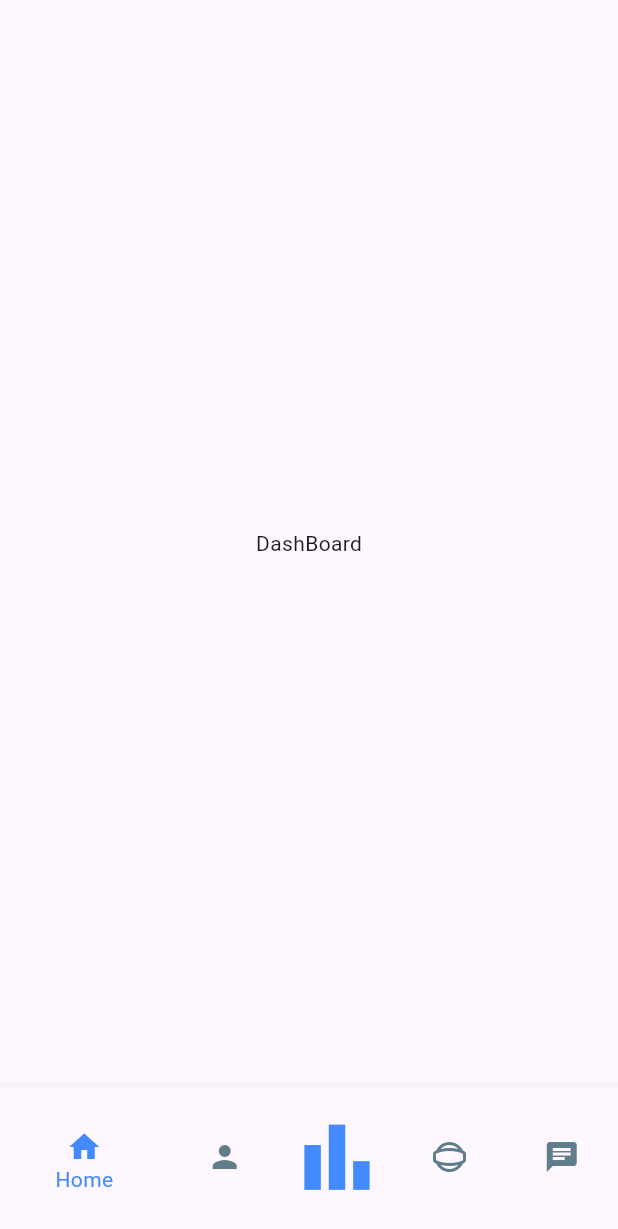
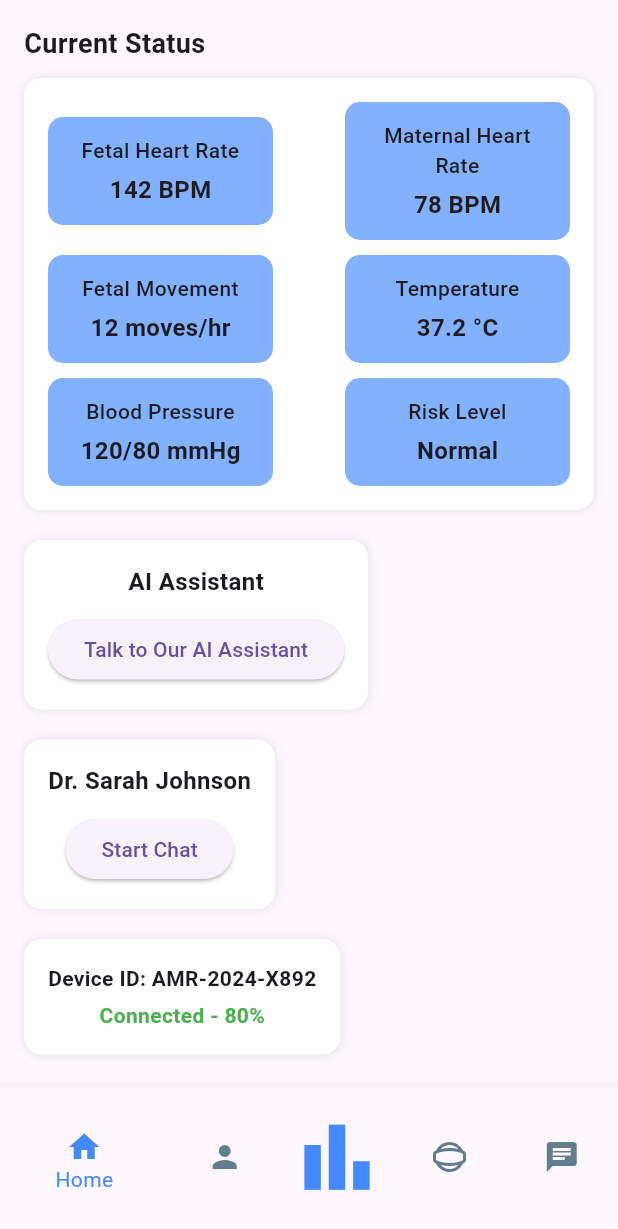
Before and after one commit to chalindu19/NOVALITH, a Flutter app: the screen it shows after launch, after a tap on "Login", on a phone screen of 412 x 824 dp. Shown: the top 1229 px of the screen. Run offline on Flutter 3.47's test engine with Material 3 defaults, Android fonts, the phone set to English and light mode, and no system bars; our stand-ins replace google_fonts.

Commit message:
Create the dash board of the mobile application

```diff
--- a/Software/novalith/lib/navigations/dashboard.dart
+++ b/Software/novalith/lib/navigations/dashboard.dart
@@ -1,18 +1,161 @@
 import 'package:flutter/material.dart';
 
-class Dashboard extends StatefulWidget {
-  const Dashboard({super.key});
-
-  @override
-  State<Dashboard> createState() => _DashboardState();
-}
-
-class _DashboardState extends State<Dashboard> {
+class Dashboard extends StatelessWidget {
   @override
   Widget build(BuildContext context) {
-    return const Scaffold(
-      body: Center(
-        child: Text("DashBoard"),
+    return Scaffold(
+      body: SingleChildScrollView(
+        padding: EdgeInsets.all(16.0),
+        child: Column(
+          crossAxisAlignment: CrossAxisAlignment.start,
+          children: [
+            Text(
+              "Current Status",
+              style: TextStyle(fontSize: 18, fontWeight: FontWeight.bold),
+            ),
+            SizedBox(height: 10),
+            Container(
+              padding: EdgeInsets.all(16),
+              decoration: BoxDecoration(
+                color: Colors.white,
+                borderRadius: BorderRadius.circular(12),
+                boxShadow: [
+                  BoxShadow(color: Colors.grey.shade300, blurRadius: 5)
+                ],
+              ),
+              child: Column(
+                children: [
+                  Row(
+                    mainAxisAlignment: MainAxisAlignment.spaceBetween,
+                    children: [
+                      _buildStatusCard("Fetal Heart Rate", "142 BPM"),
+                      _buildStatusCard("Maternal Heart Rate", "78 BPM"),
+                    ],
+                  ),
+                  SizedBox(height: 10),
+                  Row(
+                    mainAxisAlignment: MainAxisAlignment.spaceBetween,
+                    children: [
+                      _buildStatusCard("Fetal Movement", "12 moves/hr"),
+                      _buildStatusCard("Temperature", "37.2 °C"),
+                    ],
+                  ),
+                  SizedBox(height: 10),
+                  Row(
+                    mainAxisAlignment: MainAxisAlignment.spaceBetween,
+                    children: [
+                      _buildStatusCard("Blood Pressure", "120/80 mmHg"),
+                      _buildStatusCard("Risk Level", "Normal"),
+                    ],
+                  ),
+                ],
+              ),
+            ),
+            SizedBox(height: 20),
+            _buildAISection(),
+            SizedBox(height: 20),
+            _buildDoctorContact(),
+            SizedBox(height: 20),
+            _buildDeviceInfo(),
+          ],
+        ),
+      ),
+    );
+  }
+
+  Widget _buildStatusCard(String title, String value) {
+    return Container(
+      width: 150,
+      padding: EdgeInsets.all(12),
+      decoration: BoxDecoration(
+        color: Colors.blueAccent.shade100,
+        borderRadius: BorderRadius.circular(10),
+      ),
+      child: Column(
+        children: [
+          Text(
+            title,
+            style: TextStyle(fontSize: 14, fontWeight: FontWeight.w500),
+            textAlign: TextAlign.center,
+          ),
+          SizedBox(height: 5),
+          Text(
+            value,
+            style: TextStyle(fontSize: 16, fontWeight: FontWeight.bold),
+          ),
+        ],
+      ),
+    );
+  }
+
+  Widget _buildAISection() {
+    return Container(
+      padding: EdgeInsets.all(16),
+      decoration: BoxDecoration(
+        color: Colors.white,
+        borderRadius: BorderRadius.circular(12),
+        boxShadow: [BoxShadow(color: Colors.grey.shade300, blurRadius: 5)],
+      ),
+      child: Column(
+        children: [
+          Text(
+            "AI Assistant",
+            style: TextStyle(fontSize: 16, fontWeight: FontWeight.bold),
+          ),
+          SizedBox(height: 10),
+          ElevatedButton(
+            onPressed: () {},
+            child: Text("Talk to Our AI Assistant"),
+          ),
+        ],
+      ),
+    );
+  }
+
+  Widget _buildDoctorContact() {
+    return Container(
+      padding: EdgeInsets.all(16),
+      decoration: BoxDecoration(
+        color: Colors.white,
+        borderRadius: BorderRadius.circular(12),
+        boxShadow: [BoxShadow(color: Colors.grey.shade300, blurRadius: 5)],
+      ),
+      child: Column(
+        children: [
+          Text(
+            "Dr. Sarah Johnson",
+            style: TextStyle(fontSize: 16, fontWeight: FontWeight.bold),
+          ),
+          SizedBox(height: 10),
+          ElevatedButton(
+            onPressed: () {},
+            child: Text("Start Chat"),
+          ),
+        ],
+      ),
+    );
+  }
+
+  Widget _buildDeviceInfo() {
+    return Container(
+      padding: EdgeInsets.all(16),
+      decoration: BoxDecoration(
+        color: Colors.white,
+        borderRadius: BorderRadius.circular(12),
+        boxShadow: [BoxShadow(color: Colors.grey.shade300, blurRadius: 5)],
+      ),
+      child: Column(
+        children: [
+          Text(
+            "Device ID: AMR-2024-X892",
+            style: TextStyle(fontSize: 14, fontWeight: FontWeight.bold),
+          ),
+          SizedBox(height: 5),
+          Text(
+            "Connected - 80%",
+            style: TextStyle(color: Colors.green, fontWeight: FontWeight.bold),
+          ),
+        ],
       ),
     );
   }
```
